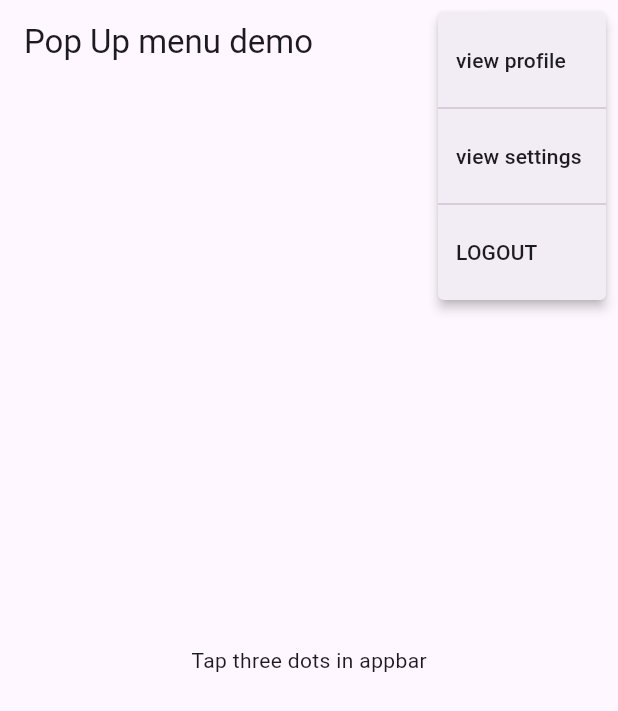
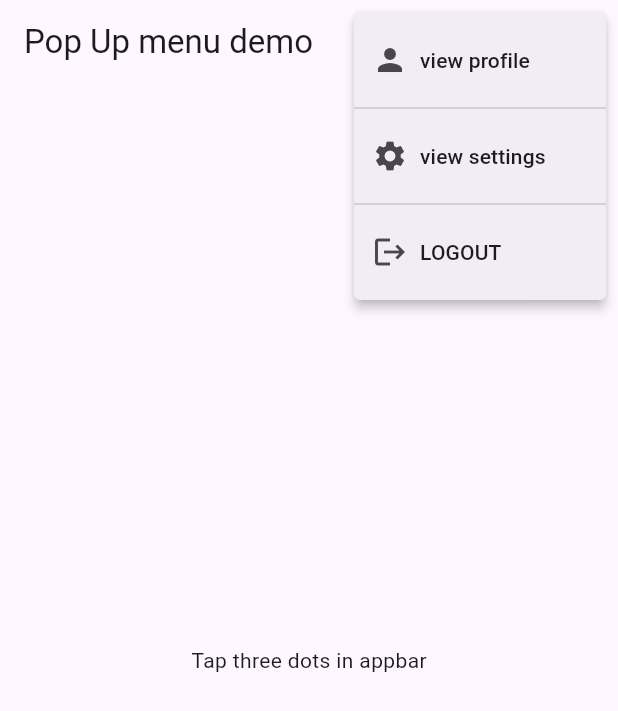
Before and after one commit to laibanurr/flutter_practice_work, a Flutter app: the screen it shows after launch, after a tap on the "more vert" icon, on a phone screen of 412 x 824 dp. Shown: the top 711 px of the screen. Run offline on Flutter 3.47's test engine with Material 3 defaults, Android fonts, the phone set to English and light mode, and no system bars; our stand-ins replace dio, go_router.

Commit message:
feat: enhance SimplePopUpMenu items with icons for better visual representation

```diff
--- a/lib/stylingwidgets/popupmenu/simple_pop_up_menu.dart
+++ b/lib/stylingwidgets/popupmenu/simple_pop_up_menu.dart
@@ -37,17 +37,33 @@ class SimplePopUpMenu extends StatelessWidget {
             itemBuilder: (BuildContext context) => [
               const PopupMenuItem<String>(
                 value: 'profile',
-                child: Text('view profile'),
+                child: Row(children: [
+                  Icon(Icons.person),
+                  SizedBox(width: 8,),
+                Text('view profile'),
+         ] )),
+              PopupMenuDivider(),
+              const PopupMenuItem<String>(
+                value: 'settings',
+                child: Row(
+                  children: [
+                    Icon(Icons.settings),
+                    SizedBox(width: 8),
+                    Text('view settings'),
+                  ],
+                ),
               ),
               PopupMenuDivider(),
               const PopupMenuItem<String>(
-                value: 'settings',
-                child: Text('view settings'),
-              ),
-              PopupMenuDivider(),
-              const PopupMenuItem<String>(
+
                 value: 'Logout',
-                child: Text('LOGOUT'),
+                child: Row(
+                  children: [
+                    Icon(Icons.logout),
+                    SizedBox(width: 8,),
+                    Text('LOGOUT')
+                  ],
+                ),
               ),
             ],
           ),
```
